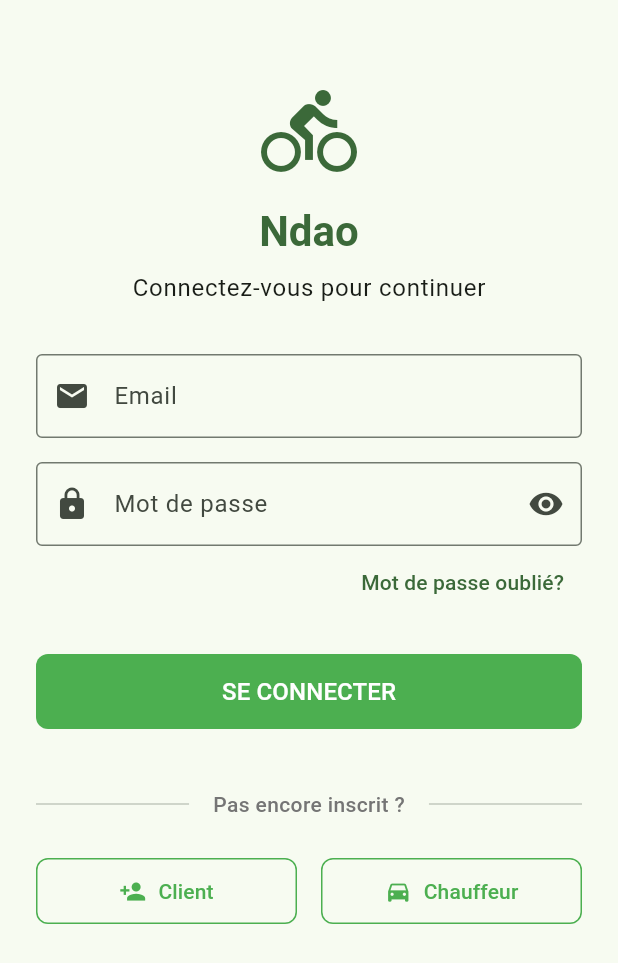
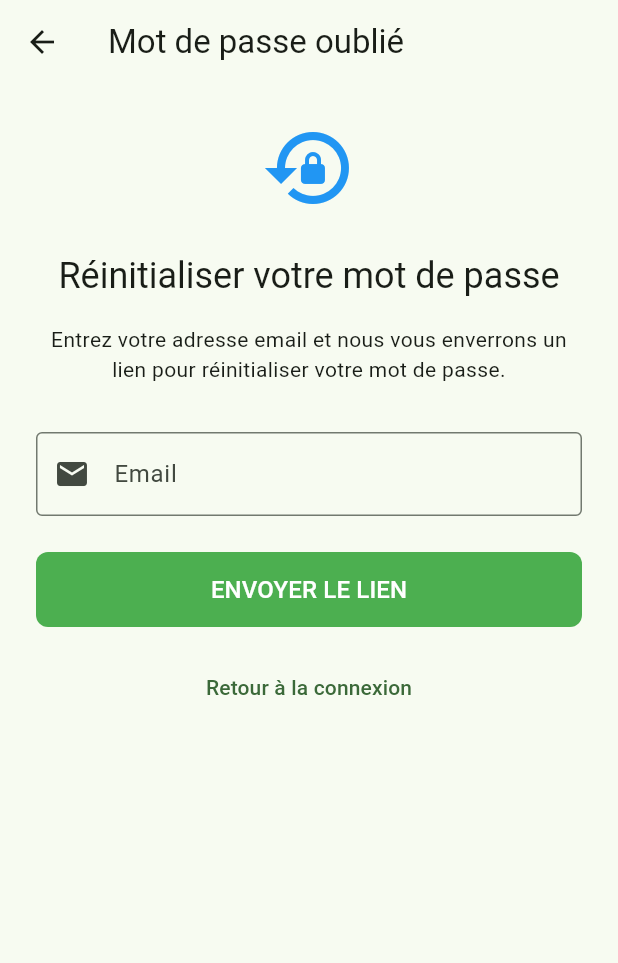
Before and after one commit to siran-mg/bipbip, a Flutter app: the screen it shows after launch, after a tap on "Mot de passe oublié?", on a phone screen of 412 x 824 dp. Shown: the top 963 px of the screen. Run offline on Flutter 3.47's test engine with Material 3 defaults, Android fonts, the phone set to English and light mode, and no system bars; our stand-ins replace appwrite, dio, flutter_dotenv, geolocator, image_picker; network calls fail.

Commit message:
✨ Forgot password

```diff
--- a/lib/main.dart
+++ b/lib/main.dart
@@ -4,6 +4,7 @@ import 'package:ndao/core/infrastructure/appwrite/appwrite_client.dart';
 import 'package:ndao/home/presentation/pages/home_wrapper.dart';
 import 'package:ndao/location/domain/providers/locator_provider.dart';
 import 'package:ndao/location/infrastructure/providers/geo_locator_provider.dart';
+import 'package:ndao/user/domain/interactors/forgot_password_interactor.dart';
 import 'package:ndao/user/domain/interactors/login_interactor.dart';
 import 'package:ndao/user/domain/interactors/logout_interactor.dart';
 import 'package:ndao/user/domain/interactors/register_user_interactor.dart';
@@ -18,6 +19,7 @@ import 'package:ndao/user/infrastructure/repositories/appwrite_storage_repositor
 import 'package:ndao/user/infrastructure/repositories/appwrite_user_repository.dart';
 import 'package:ndao/user/infrastructure/repositories/appwrite_vehicle_repository.dart';
 import 'package:ndao/user/presentation/pages/driver_registration_page.dart';
+import 'package:ndao/user/presentation/pages/forgot_password_page.dart';
 import 'package:ndao/user/presentation/pages/login_page.dart';
 import 'package:ndao/user/presentation/pages/registration_page.dart';
 import 'package:ndao/user/presentation/pages/splash_page.dart';
@@ -119,6 +121,10 @@ class MyApp extends StatelessWidget {
           update: (_, repository, __) => LogoutInteractor(repository),
         ),
 
+        ProxyProvider<AuthRepository, ForgotPasswordInteractor>(
+          update: (_, repository, __) => ForgotPasswordInteractor(repository),
+        ),
+
         // Vehicle interactor
         ProxyProvider<VehicleRepository, VehicleInteractor>(
           update: (_, vehicleRepository, __) =>
@@ -194,6 +200,7 @@ class MyApp extends StatelessWidget {
           '/login': (context) => const LoginPage(),
           '/register': (context) => const RegistrationPage(),
           '/driver-register': (context) => const DriverRegistrationPage(),
+          '/forgot-password': (context) => const ForgotPasswordPage(),
           '/home': (context) => const HomeWrapper(),
         },
       ),
--- /dev/null
+++ b/lib/user/domain/interactors/forgot_password_interactor.dart
@@ -0,0 +1,41 @@
+import 'package:ndao/user/domain/repositories/auth_repository.dart';
+
+/// Interactor for password reset
+class ForgotPasswordInteractor {
+  final AuthRepository _repository;
+
+  /// Creates a new ForgotPasswordInteractor with the given repository
+  ForgotPasswordInteractor(this._repository);
+
+  /// Execute the password reset operation
+  ///
+  /// [email] The user's email
+  /// Returns a Future that completes when the reset email is sent
+  /// Throws an exception if the operation fails
+  Future<void> execute(String email) async {
+    // Validate input
+    _validateInput(email);
+
+    // Send password reset email
+    await _repository.sendPasswordResetEmail(email);
+  }
+
+  /// Validate email input
+  ///
+  /// Throws an exception if validation fails
+  void _validateInput(String email) {
+    if (email.isEmpty) {
+      throw ArgumentError('Email cannot be empty');
+    }
+
+    if (!_isValidEmail(email)) {
+      throw ArgumentError('Invalid email format');
+    }
+  }
+
+  /// Check if an email is valid
+  bool _isValidEmail(String email) {
+    final emailRegExp = RegExp(r'^[a-zA-Z0-9.]+@[a-zA-Z0-9]+\.[a-zA-Z]+');
+    return emailRegExp.hasMatch(email);
+  }
+}
--- a/lib/user/domain/repositories/auth_repository.dart
+++ b/lib/user/domain/repositories/auth_repository.dart
@@ -44,4 +44,11 @@ abstract class AuthRepository {
   ///
   /// Returns true if a user is authenticated, false otherwise
   Future<bool> isAuthenticated();
+
+  /// Send a password reset email to the user
+  ///
+  /// [email] The email address of the user
+  /// Returns a Future that completes when the email is sent
+  /// Throws an exception if the operation fails
+  Future<void> sendPasswordResetEmail(String email);
 }
--- a/lib/user/infrastructure/repositories/appwrite_auth_repository.dart
+++ b/lib/user/infrastructure/repositories/appwrite_auth_repository.dart
@@ -150,4 +150,20 @@ class AppwriteAuthRepository implements AuthRepository {
       return false;
     }
   }
+
+  @override
+  Future<void> sendPasswordResetEmail(String email) async {
+    try {
+      // Send password recovery email
+      await _account.createRecovery(
+        email: email,
+        url:
+            'https://ndao.app/reset-password', // This URL should be configured in your Appwrite console
+      );
+    } on AppwriteException catch (e) {
+      throw Exception('Failed to send password reset email: ${e.message}');
+    } catch (e) {
+      throw Exception('Failed to send password reset email: ${e.toString()}');
+    }
+  }
 }
--- a/lib/user/presentation/components/login_form.dart
+++ b/lib/user/presentation/components/login_form.dart
@@ -162,6 +162,7 @@ class _LoginFormState extends State<LoginForm> {
             child: TextButton(
               onPressed: () {
                 // Navigate to forgot password page
+                Navigator.pushNamed(context, '/forgot-password');
               },
               child: const Text('Mot de passe oublié?'),
             ),
--- /dev/null
+++ b/lib/user/presentation/pages/forgot_password_page.dart
@@ -0,0 +1,197 @@
+import 'package:flutter/material.dart';
+import 'package:ndao/user/domain/interactors/forgot_password_interactor.dart';
+import 'package:provider/provider.dart';
+
+/// Page for requesting a password reset
+class ForgotPasswordPage extends StatefulWidget {
+  /// Creates a new ForgotPasswordPage
+  const ForgotPasswordPage({super.key});
+
+  @override
+  State<ForgotPasswordPage> createState() => _ForgotPasswordPageState();
+}
+
+class _ForgotPasswordPageState extends State<ForgotPasswordPage> {
+  final _formKey = GlobalKey<FormState>();
+  final _emailController = TextEditingController();
+  bool _isLoading = false;
+  bool _resetEmailSent = false;
+
+  @override
+  void dispose() {
+    _emailController.dispose();
+    super.dispose();
+  }
+
+  Future<void> _submitForm() async {
+    if (_formKey.currentState!.validate()) {
+      setState(() {
+        _isLoading = true;
+      });
+
+      try {
+        // Get the forgot password interactor
+        final forgotPasswordInteractor =
+            Provider.of<ForgotPasswordInteractor>(context, listen: false);
+
+        // Send password reset email
+        await forgotPasswordInteractor.execute(_emailController.text.trim());
+
+        // Show success message
+        if (mounted) {
+          setState(() {
+            _isLoading = false;
+            _resetEmailSent = true;
+          });
+        }
+      } catch (e) {
+        // Show error message
+        if (mounted) {
+          setState(() {
+            _isLoading = false;
+          });
+
+          ScaffoldMessenger.of(context).showSnackBar(
+            SnackBar(
+              content: Text('Erreur: ${e.toString()}'),
+              backgroundColor: Colors.red,
+            ),
+          );
+        }
+      }
+    }
+  }
+
+  @override
+  Widget build(BuildContext context) {
+    return Scaffold(
+      appBar: AppBar(
+        title: const Text('Mot de passe oublié'),
+      ),
+      body: SafeArea(
+        child: Padding(
+          padding: const EdgeInsets.all(24.0),
+          child: _resetEmailSent
+              ? _buildSuccessMessage()
+              : _buildResetForm(),
+        ),
+      ),
+    );
+  }
+
+  Widget _buildResetForm() {
+    return Form(
+      key: _formKey,
+      child: Column(
+        crossAxisAlignment: CrossAxisAlignment.stretch,
+        children: [
+          // Icon and title
+          const Icon(
+            Icons.lock_reset,
+            size: 64,
+            color: Colors.blue,
+          ),
+          const SizedBox(height: 24),
+          Text(
+            'Réinitialiser votre mot de passe',
+            style: Theme.of(context).textTheme.headlineSmall,
+            textAlign: TextAlign.center,
+          ),
+          const SizedBox(height: 16),
+          const Text(
+            'Entrez votre adresse email et nous vous enverrons un lien pour réinitialiser votre mot de passe.',
+            textAlign: TextAlign.center,
+          ),
+          const SizedBox(height: 32),
+
+          // Email field
+          TextFormField(
+            controller: _emailController,
+            decoration: const InputDecoration(
+              labelText: 'Email',
+              hintText: 'Entrez votre adresse email',
+              prefixIcon: Icon(Icons.email),
+              border: OutlineInputBorder(),
+            ),
+            keyboardType: TextInputType.emailAddress,
+            validator: (value) {
+              if (value == null || value.isEmpty) {
+                return 'Veuillez entrer votre email';
+              }
+
+              // Simple email validation
+              final emailRegExp =
+                  RegExp(r'^[a-zA-Z0-9.]+@[a-zA-Z0-9]+\.[a-zA-Z]+');
+              if (!emailRegExp.hasMatch(value)) {
+                return 'Veuillez entrer un email valide';
+              }
+
+              return null;
+            },
+          ),
+          const SizedBox(height: 24),
+
+          // Submit button
+          SizedBox(
+            height: 50,
+            child: _isLoading
+                ? const Center(child: CircularProgressIndicator())
+                : FilledButton(
+                    onPressed: _submitForm,
+                    child: const Text(
+                      'ENVOYER LE LIEN',
+                      style: TextStyle(fontSize: 16),
+                    ),
+                  ),
+          ),
+          const SizedBox(height: 16),
+
+          // Back to login button
+          TextButton(
+            onPressed: () {
+              Navigator.of(context).pop();
+            },
+            child: const Text('Retour à la connexion'),
+          ),
+        ],
+      ),
+    );
+  }
+
+  Widget _buildSuccessMessage() {
+    return Column(
+      mainAxisAlignment: MainAxisAlignment.center,
+      crossAxisAlignment: CrossAxisAlignment.center,
+      children: [
+        const Icon(
+          Icons.check_circle,
+          size: 80,
+          color: Colors.green,
+        ),
+        const SizedBox(height: 24),
+        Text(
+          'Email envoyé!',
+          style: Theme.of(context).textTheme.headlineSmall,
+          textAlign: TextAlign.center,
+        ),
+        const SizedBox(height: 16),
+        Text(
+          'Nous avons envoyé un lien de réinitialisation à ${_emailController.text}',
+          textAlign: TextAlign.center,
+        ),
+        const SizedBox(height: 16),
+        const Text(
+          'Veuillez vérifier votre boîte de réception et suivre les instructions pour réinitialiser votre mot de passe.',
+          textAlign: TextAlign.center,
+        ),
+        const SizedBox(height: 32),
+        FilledButton(
+          onPressed: () {
+            Navigator.of(context).pop();
+          },
+          child: const Text('RETOUR À LA CONNEXION'),
+        ),
+      ],
+    );
+  }
+}
```
